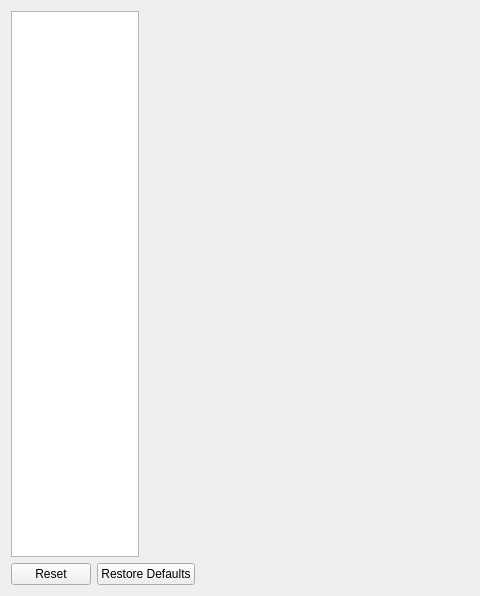
mumble-voip/mumble, file src/mumble/ConfigDialog.ui: the form before one commit; both pictures show x 0 to 480 and y 0 to 596 of the 758 by 596 pixel window.
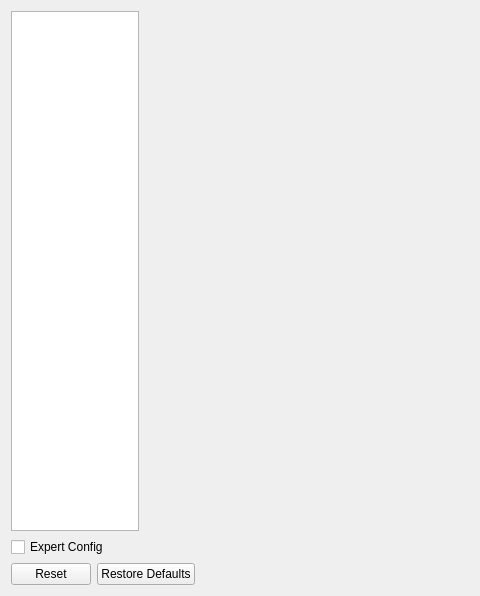
The form after the commit.

Commit message: Expert config mode

```diff
--- a/src/mumble/ConfigDialog.ui
+++ b/src/mumble/ConfigDialog.ui
@@ -16,6 +16,8 @@
    <item>
     <layout class="QHBoxLayout" >
      <item>
+      <layout class="QVBoxLayout" >
+       <item>
       <widget class="QListWidget" name="qlwIcons" >
        <property name="sizePolicy" >
         <sizepolicy vsizetype="Expanding" hsizetype="Maximum" >
@@ -45,6 +47,21 @@
         <enum>QListView::IconMode</enum>
        </property>
       </widget>
+       </item>
+       <item>
+        <widget class="QCheckBox" name="qcbExpert" >
+         <property name="toolTip" >
+          <string>Show all configuration items</string>
+         </property>
+         <property name="whatsThis" >
+          <string>&lt;b>This will show all configuration items.&lt;/b>&lt;br />Mumble contains a lot of configuration items that most users won't need to change. Checking this will show all configurable items.</string>
+         </property>
+         <property name="text" >
+          <string>Expert Config</string>
+         </property>
+        </widget>
+       </item>
+      </layout>
      </item>
      <item>
       <layout class="QVBoxLayout" >
```
Lines whose indentation alone changed are shown as unchanged. The commit also changes 23 other files.
